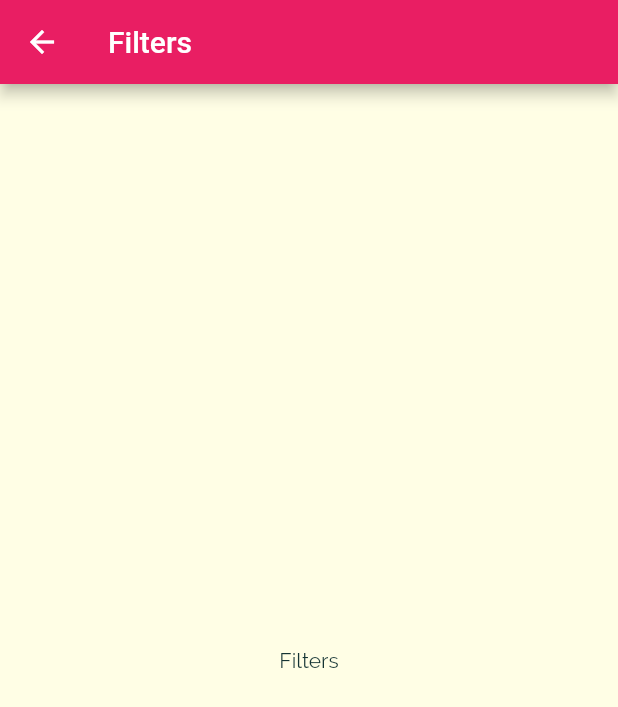
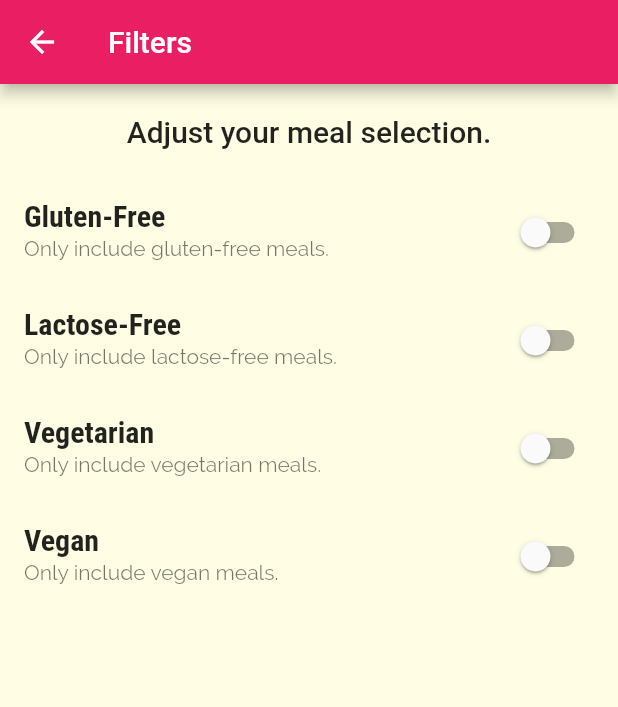
Before and after one commit to rozbeh1212/flutter-meal-app, a Flutter app: the FiltersScreen screen opened by its route, on a phone screen of 412 x 824 dp. Shown: the top 707 px of the screen. Run offline on Flutter 3.47's test engine with Material 2 defaults, Android fonts, the phone set to English and light mode, and no system bars.

Commit message:
filters logic mofified

```diff
--- a/lib/screens/filters_screen.dart
+++ b/lib/screens/filters_screen.dart
@@ -1,8 +1,31 @@
 import 'package:flutter/material.dart';
 
-class FiltersScreen extends StatelessWidget {
+class FiltersScreen extends StatefulWidget {
+  static const routeName = '/filters';
 
-     static const routeName = '/filters';
+  @override
+  State<FiltersScreen> createState() => _FiltersScreenState();
+}
+
+class _FiltersScreenState extends State<FiltersScreen> {
+  bool _glutenFree = false;
+  bool _vegetarian = false;
+  bool _vegan = false;
+  bool _lactoseFree = false;
+
+  Widget _buildSwitchListTile(
+    String title,
+    String description,
+    bool currentValue,
+    Function updateValue,
+  ) {
+    return SwitchListTile(
+      title: Text(title),
+      value: currentValue,
+      subtitle: Text(description),
+      onChanged: updateValue,
+    );
+  }
 
   @override
   Widget build(BuildContext context) {
@@ -10,11 +33,63 @@ class FiltersScreen extends StatelessWidget {
       appBar: AppBar(
         title: Text('Filters'),
       ),
-      body: Center(
-        child: Text('Filters'),
+      body: Column(
+        children: <Widget>[
+          Container(
+            padding: EdgeInsets.all(20),
+            child: Text(
+              'Adjust your meal selection.',
+              style: Theme.of(context).textTheme.headline6,
+            ),
+          ),
+          Expanded(
+            child: ListView(
+              children: <Widget>[
+                _buildSwitchListTile(
+                  'Gluten-Free',
+                  'Only include gluten-free meals.',
+                  _glutenFree,
+                  (newValue) {
+                    setState(() {
+                      _glutenFree = newValue;
+                    });
+                  },
+                ),
+                _buildSwitchListTile(
+                  'Lactose-Free',
+                  'Only include lactose-free meals.',
+                  _lactoseFree,
+                  (newValue) {
+                    setState(() {
+                      _lactoseFree = newValue;
+                    });
+                  },
+                ),
+                _buildSwitchListTile(
+                  'Vegetarian',
+                  'Only include vegetarian meals.',
+                  _vegetarian,
+                  (newValue) {
+                    setState(() {
+                      _vegetarian = newValue;
+                    });
+                  },
+                ),
+                _buildSwitchListTile(
+                  'Vegan',
+                  'Only include vegan meals.',
+                  _vegan,
+                  (newValue) {
+                    setState(() {
+                      _vegan = newValue;
+                    });
+                  },
+                ),
+              ],
+            ),
+          ),
+        ],
       ),
-
-
     );
   }
 }
```
